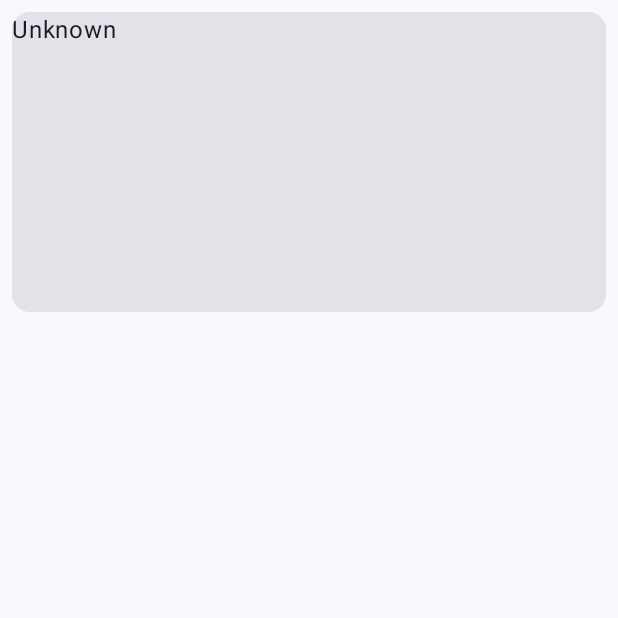
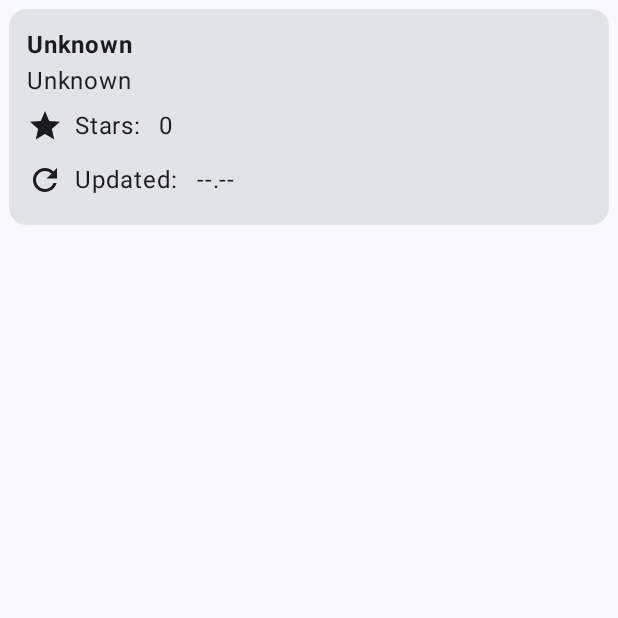
Before and after one commit to srnyndrs/SearchHub, an Android app built with Jetpack Compose: the composable RepositoryCard shown on its own in the app's theme, on a phone screen of 412 x 824 dp, the top half of it. Run offline under Robolectric (Android 15) with nearby library versions, the light colour scheme and no system bars.

Commit message:
Progression with UI update

```diff
--- a/app/build.gradle.kts
+++ b/app/build.gradle.kts
@@ -72,6 +72,8 @@ dependencies {
     // ViewModel and LiveData for MVVM architecture
     implementation("androidx.lifecycle:lifecycle-viewmodel-compose:2.7.0")
     implementation("androidx.lifecycle:lifecycle-livedata-ktx:2.7.0")
+    // Coil
+    implementation("io.coil-kt:coil-compose:2.5.0")
     // Dagger Hilt
     implementation("com.google.dagger:hilt-android:2.50")
     kapt("com.google.dagger:hilt-android-compiler:2.50")
--- a/app/src/main/AndroidManifest.xml
+++ b/app/src/main/AndroidManifest.xml
@@ -19,7 +19,6 @@
             android:theme="@style/Theme.SearchHub">
             <intent-filter>
                 <action android:name="android.intent.action.MAIN" />
-
                 <category android:name="android.intent.category.LAUNCHER" />
             </intent-filter>
         </activity>
--- /dev/null
+++ b/app/src/main/java/com/srnyndrs/android/searchhub/ui/composables/IconLabel.kt
@@ -0,0 +1,32 @@
+package com.srnyndrs.android.searchhub.ui.composables
+
+import android.graphics.drawable.Icon
+import androidx.compose.foundation.layout.Arrangement
+import androidx.compose.foundation.layout.Row
+import androidx.compose.foundation.layout.Spacer
+import androidx.compose.foundation.layout.padding
+import androidx.compose.material3.Icon
+import androidx.compose.material3.Text
+import androidx.compose.runtime.Composable
+import androidx.compose.ui.Alignment
+import androidx.compose.ui.Modifier
+import androidx.compose.ui.graphics.vector.ImageVector
+import androidx.compose.ui.unit.dp
+
+@Composable
+fun IconLabel(
+    icon: ImageVector,
+    label: String,
+    value: String
+) {
+    Row (
+        modifier = Modifier.padding(top = 6.dp, bottom = 6.dp),
+        verticalAlignment = Alignment.CenterVertically
+    ) {
+        Icon(imageVector = icon, contentDescription = icon.name)
+        Spacer(modifier = Modifier.padding(4.dp))
+        Text(text = "${label}:")
+        Spacer(modifier = Modifier.padding(6.dp))
+        Text(text = value)
+    }
+}
--- a/app/src/main/java/com/srnyndrs/android/searchhub/ui/composables/RepositoryCard.kt
+++ b/app/src/main/java/com/srnyndrs/android/searchhub/ui/composables/RepositoryCard.kt
@@ -1,13 +1,24 @@
 package com.srnyndrs.android.searchhub.ui.composables
 
+import androidx.compose.foundation.layout.Arrangement
+import androidx.compose.foundation.layout.Column
+import androidx.compose.foundation.layout.Row
+import androidx.compose.foundation.layout.Spacer
 import androidx.compose.foundation.layout.fillMaxWidth
 import androidx.compose.foundation.layout.height
 import androidx.compose.foundation.layout.padding
+import androidx.compose.foundation.layout.wrapContentHeight
+import androidx.compose.material.icons.Icons
+import androidx.compose.material.icons.filled.Refresh
+import androidx.compose.material.icons.filled.Star
 import androidx.compose.material3.Card
 import androidx.compose.material3.ExperimentalMaterial3Api
 import androidx.compose.material3.Text
 import androidx.compose.runtime.Composable
+import androidx.compose.ui.Alignment
 import androidx.compose.ui.Modifier
+import androidx.compose.ui.text.font.FontStyle
+import androidx.compose.ui.text.font.FontWeight
 import androidx.compose.ui.unit.dp
 import com.srnyndrs.android.searchhub.data.model.Repository
 import com.srnyndrs.android.searchhub.ui.screens.detail.DetailScreen
@@ -17,11 +28,33 @@ import com.srnyndrs.android.searchhub.ui.screens.detail.DetailScreen
 fun RepositoryCard(repository: Repository, onClick: () -> Unit) {
     Card(
         modifier = Modifier
-            .padding(8.dp)
             .fillMaxWidth()
-            .height(200.dp),
-        onClick = onClick
+            .wrapContentHeight()
+            .padding(6.dp),
+        onClick = onClick,
     ) {
-        Text(text = repository.name ?: "Unknown")
+        Column(
+            modifier = Modifier.fillMaxWidth().padding(12.dp),
+            verticalArrangement = Arrangement.Top,
+            horizontalAlignment = Alignment.Start
+        ) {
+            // Name
+            Text(text = repository.name ?: "Unknown", fontWeight = FontWeight.Bold)
+            // Description
+            Text(text = repository.description ?: "Unknown")
+            // Stars
+            IconLabel(
+                icon = Icons.Default.Star,
+                label = "Stars",
+                value = (repository.stargazersCount ?: 0).toString()
+            )
+            Spacer(modifier = Modifier.padding(horizontal = 12.dp))
+            // Last update
+            IconLabel(
+                icon = Icons.Default.Refresh, // TODO
+                label = "Updated",
+                value =  repository.updatedAt ?: "--.--"
+            )
+        }
     }
 }
--- a/app/src/main/java/com/srnyndrs/android/searchhub/ui/composables/RepositoryList.kt
+++ b/app/src/main/java/com/srnyndrs/android/searchhub/ui/composables/RepositoryList.kt
@@ -5,6 +5,7 @@ import androidx.compose.foundation.lazy.grid.LazyVerticalGrid
 import androidx.compose.foundation.lazy.grid.items
 import androidx.compose.foundation.lazy.grid.itemsIndexed
 import androidx.compose.runtime.Composable
+import androidx.compose.ui.tooling.preview.Preview
 import androidx.navigation.NavController
 import com.srnyndrs.android.searchhub.data.model.Repository
 import com.srnyndrs.android.searchhub.ui.navigation.Screens
@@ -14,7 +15,7 @@ fun RepositoryList(
     list: List<Repository>,
     navController: NavController
 ) {
-    LazyVerticalGrid(columns = GridCells.Fixed(2)) {
+    LazyVerticalGrid(columns = GridCells.Fixed(1)) {
         itemsIndexed(list) { index, repository ->
             RepositoryCard(
                 repository = repository
--- a/app/src/main/java/com/srnyndrs/android/searchhub/ui/screens/home/HomeScreen.kt
+++ b/app/src/main/java/com/srnyndrs/android/searchhub/ui/screens/home/HomeScreen.kt
@@ -42,7 +42,9 @@ fun HomeScreen(
             modifier = Modifier.padding(8.dp),
             verticalArrangement = Arrangement.Top
         ) {
-            Row {
+            Row(
+                verticalAlignment = Alignment.CenterVertically
+            ) {
                 OutlinedTextField(
                     value = query.value,
                     onValueChange = {
@@ -55,7 +57,7 @@ fun HomeScreen(
                     },
                     label = { Text(text = "Search") }
                 )
-                Spacer(modifier = Modifier.padding(6.dp))
+                Spacer(modifier = Modifier.padding(horizontal = 6.dp))
                 Button(
                     onClick = {
                         viewModel.fetchRepositories(query.value)
```
Also changed, not shown: app/src/main/java/com/srnyndrs/android/searchhub/ui/composables/OwnerCard.kt (added, +106 -0 lines), app/src/main/java/com/srnyndrs/android/searchhub/ui/composables/RepositoryDetail.kt (added, +84 -0 lines), app/src/main/java/com/srnyndrs/android/searchhub/ui/screens/detail/DetailScreen.kt (+14 -2 lines).
